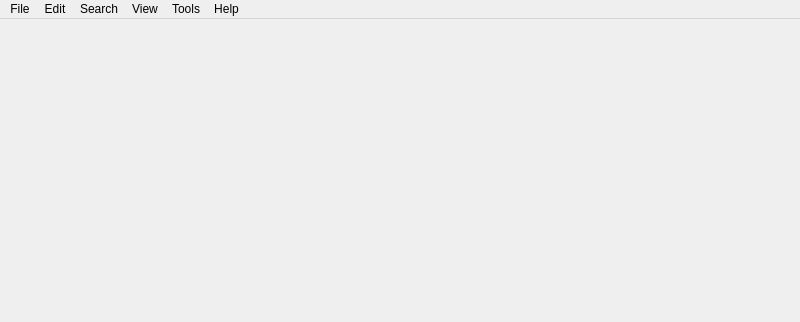
Above: mainwindow.ui from strobejb/q22 before the change. Below: the same form after it.
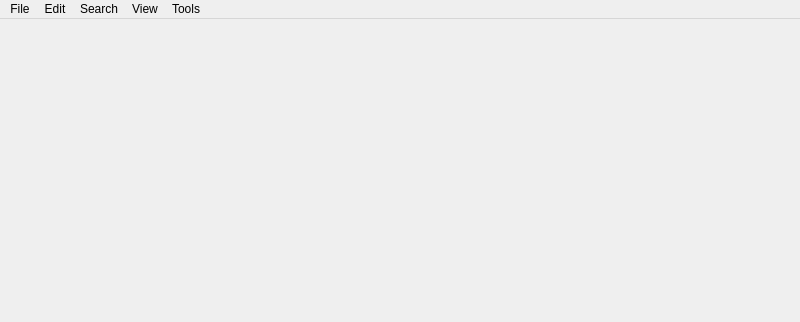
That is the form after the change. Icons and pictures are not drawn.

Diff of the .ui file:
```diff
--- a/mainwindow.ui
+++ b/mainwindow.ui
@@ -20,7 +20,7 @@
      <x>0</x>
      <y>0</y>
      <width>800</width>
-     <height>24</height>
+     <height>21</height>
     </rect>
    </property>
    <widget class="QMenu" name="menuFile">
@@ -117,17 +117,11 @@
     <addaction name="separator"/>
     <addaction name="actionAbout"/>
    </widget>
-   <widget class="QMenu" name="menuHelp">
-    <property name="title">
-     <string>Help</string>
-    </property>
-   </widget>
    <addaction name="menuFile"/>
    <addaction name="menuEdit"/>
    <addaction name="menuSearh"/>
    <addaction name="menuView"/>
    <addaction name="menuTools"/>
-   <addaction name="menuHelp"/>
   </widget>
   <widget class="QStatusBar" name="statusbar">
    <property name="sizeGripEnabled">
```
Left out of the diff: 3 changed lines with no effect on the pictures.
